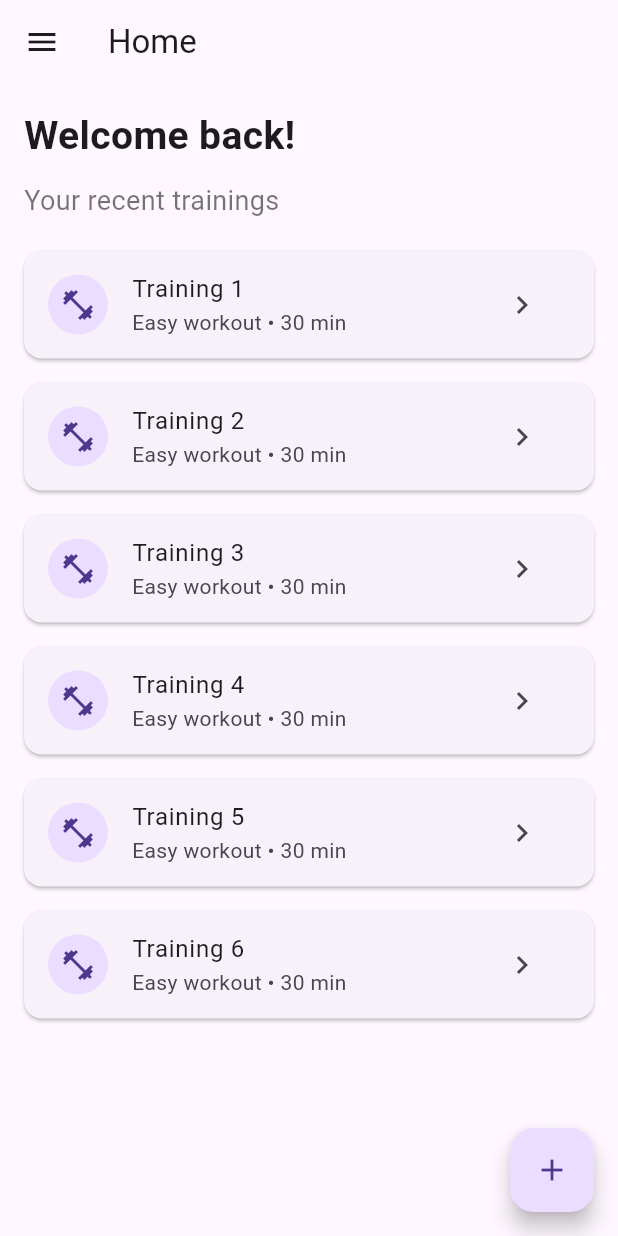
After one commit to WizTV/active_control, a Flutter app: the HomePage screen opened by its route, in the side drawer, after a tap on the "chevron right" icon, on a phone screen of 412 x 824 dp. The commit adds this screen. Run offline on Flutter 3.47's test engine with Material 3 defaults, Android fonts, the phone set to English and light mode, and no system bars; our stand-ins replace firebase_auth, firebase_core, flutter_svg, google_sign_in; accounts and stored records are empty.

Commit message:
added training edit screen, home and side bar as well as proper login auth

```diff
--- a/lib/main.dart
+++ b/lib/main.dart
@@ -2,6 +2,9 @@ import 'package:firebase_core/firebase_core.dart';
 import 'firebase_options.dart';
 import 'package:flutter/material.dart';
 import 'pages/register_page.dart';
+import 'services/auth_service.dart';
+import 'pages/home_page.dart';
+import 'pages/edit_training_page.dart';
 
 void main() async {
   WidgetsFlutterBinding.ensureInitialized();
@@ -21,9 +24,15 @@ class MyApp extends StatelessWidget {
 
   @override
   Widget build(BuildContext context) {
+    final bool loggedIn = AuthService().getCurrentUser() != null;
+
     return MaterialApp(
       debugShowCheckedModeBanner: false,
-      home: const RegisterPage(),
+      home: loggedIn ? const HomePage() : const RegisterPage(),
+      routes: {
+        '/home': (context) => const HomePage(),
+        '/edit-training': (context) => const EditTrainingPage(),
+      },
     );
   }
 }
--- /dev/null
+++ b/lib/pages/home_page.dart
@@ -0,0 +1,64 @@
+import 'package:flutter/material.dart';
+import '../widgets/app_drawer.dart';
+
+class HomePage extends StatelessWidget {
+  const HomePage({super.key});
+
+  @override
+  Widget build(BuildContext context) {
+    return Scaffold(
+      appBar: AppBar(
+        title: const Text('Home'),
+      ),
+      drawer: const AppDrawer(),
+      body: Padding(
+        padding: const EdgeInsets.all(16.0),
+        child: Column(
+          crossAxisAlignment: CrossAxisAlignment.start,
+          children: [
+            const Text(
+              'Welcome back!',
+              style: TextStyle(fontSize: 26, fontWeight: FontWeight.bold),
+            ),
+            const SizedBox(height: 12),
+            const Text(
+              'Your recent trainings',
+              style: TextStyle(fontSize: 18, color: Colors.black54),
+            ),
+            const SizedBox(height: 12),
+            Expanded(
+              child: ListView.builder(
+                itemCount: 6,
+                itemBuilder: (context, index) {
+                  return Card(
+                    shape: RoundedRectangleBorder(
+                      borderRadius: BorderRadius.circular(12),
+                    ),
+                    margin: const EdgeInsets.symmetric(vertical: 8),
+                    child: ListTile(
+                      leading: const CircleAvatar(
+                        child: Icon(Icons.fitness_center),
+                      ),
+                      title: Text('Training ${index + 1}'),
+                      subtitle: const Text('Easy workout • 30 min'),
+                      trailing: IconButton(
+                        icon: const Icon(Icons.chevron_right),
+                        onPressed: () => Navigator.pushNamed(context, '/edit-training'),
+                      ),
+                    ),
+                  );
+                },
+              ),
+            ),
+          ],
+        ),
+      ),
+      floatingActionButton: FloatingActionButton(
+        child: const Icon(Icons.add),
+        onPressed: () {
+          Navigator.pushNamed(context, '/edit-training');
+        },
+      ),
+    );
+  }
+}
--- /dev/null
+++ b/lib/widgets/app_drawer.dart
@@ -0,0 +1,66 @@
+import 'package:flutter/material.dart';
+import '../services/auth_service.dart';
+import '../pages/register_page.dart';
+
+class AppDrawer extends StatelessWidget {
+  const AppDrawer({super.key});
+
+  @override
+  Widget build(BuildContext context) {
+    return Drawer(
+      child: SafeArea(
+        child: Column(
+          crossAxisAlignment: CrossAxisAlignment.stretch,
+          children: [
+            UserAccountsDrawerHeader(
+              accountName: const Text('Active Control'),
+              accountEmail: const Text('user@example.com'),
+              currentAccountPicture: CircleAvatar(
+                backgroundColor: const Color.fromRGBO(255, 255, 255, 0.9),
+                child: const Icon(Icons.fitness_center, color: Colors.blue),
+              ),
+            ),
+            ListTile(
+              leading: const Icon(Icons.home),
+              title: const Text('Home'),
+              onTap: () {
+                Navigator.pop(context);
+                Navigator.pushReplacementNamed(context, '/home');
+              },
+            ),
+            ListTile(
+              leading: const Icon(Icons.edit),
+              title: const Text('Edit training'),
+              onTap: () {
+                Navigator.pop(context);
+                Navigator.pushNamed(context, '/edit-training');
+              },
+            ),
+            const Divider(),
+            ListTile(
+              leading: const Icon(Icons.settings),
+              title: const Text('Settings'),
+              onTap: () => Navigator.pop(context),
+            ),
+            const Spacer(),
+            ListTile(
+              leading: const Icon(Icons.logout),
+              title: const Text('Logout'),
+              onTap: () async {
+                final auth = AuthService();
+                final navigator = Navigator.of(context);
+                try {
+                  await auth.logout();
+                } catch (_) {}
+                navigator.popUntil((route) => route.isFirst);
+                navigator.pushReplacement(
+                  MaterialPageRoute(builder: (context) => const RegisterPage()),
+                );
+              },
+            ),
+          ],
+        ),
+      ),
+    );
+  }
+}
```
Also changed, not shown: lib/pages/edit_training_page.dart (added, +80 -0 lines), lib/pages/login_page.dart (+41 -5 lines).
